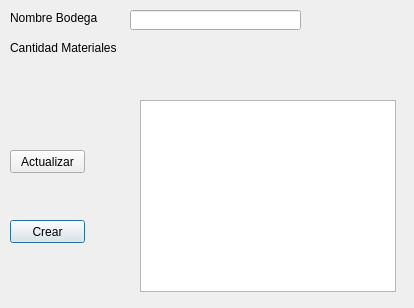
Old version of the form UI/Ui_crear_bodega.ui in the repository piedrachin/proyecto.
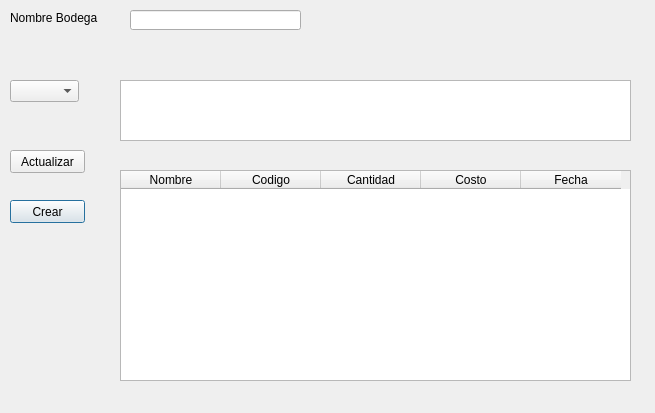
New version of the form.

Commit message: con combox funcionando en bodega

Patch:
```diff
--- a/UI/Ui_crear_bodega.ui
+++ b/UI/Ui_crear_bodega.ui
@@ -6,8 +6,8 @@
    <rect>
     <x>0</x>
     <y>0</y>
-    <width>414</width>
-    <height>308</height>
+    <width>655</width>
+    <height>413</height>
    </rect>
   </property>
   <property name="windowTitle">
@@ -17,7 +17,7 @@
    <property name="geometry">
     <rect>
      <x>10</x>
-     <y>220</y>
+     <y>200</y>
      <width>75</width>
      <height>23</height>
     </rect>
@@ -39,26 +39,13 @@
     <string>Nombre Bodega</string>
    </property>
   </widget>
-  <widget class="QLabel" name="label_2">
-   <property name="geometry">
-    <rect>
-     <x>10</x>
-     <y>40</y>
-     <width>111</width>
-     <height>16</height>
-    </rect>
-   </property>
-   <property name="text">
-    <string>Cantidad Materiales</string>
-   </property>
-  </widget>
   <widget class="QListView" name="listView_bodegas">
    <property name="geometry">
     <rect>
-     <x>140</x>
-     <y>100</y>
-     <width>256</width>
-     <height>192</height>
+     <x>120</x>
+     <y>80</y>
+     <width>511</width>
+     <height>61</height>
     </rect>
    </property>
   </widget>
@@ -85,6 +72,51 @@
     </rect>
    </property>
   </widget>
+  <widget class="QComboBox" name="cmb_bodegas_creadas">
+   <property name="geometry">
+    <rect>
+     <x>10</x>
+     <y>80</y>
+     <width>69</width>
+     <height>22</height>
+    </rect>
+   </property>
+  </widget>
+  <widget class="QTableWidget" name="tbl_bodega_creada">
+   <property name="geometry">
+    <rect>
+     <x>120</x>
+     <y>170</y>
+     <width>511</width>
+     <height>211</height>
+    </rect>
+   </property>
+   <column>
+    <property name="text">
+     <string>Nombre</string>
+    </property>
+   </column>
+   <column>
+    <property name="text">
+     <string>Codigo</string>
+    </property>
+   </column>
+   <column>
+    <property name="text">
+     <string>Cantidad</string>
+    </property>
+   </column>
+   <column>
+    <property name="text">
+     <string>Costo</string>
+    </property>
+   </column>
+   <column>
+    <property name="text">
+     <string>Fecha</string>
+    </property>
+   </column>
+  </widget>
  </widget>
  <resources/>
  <connections/>
```
The commit also changes 6 other files.
